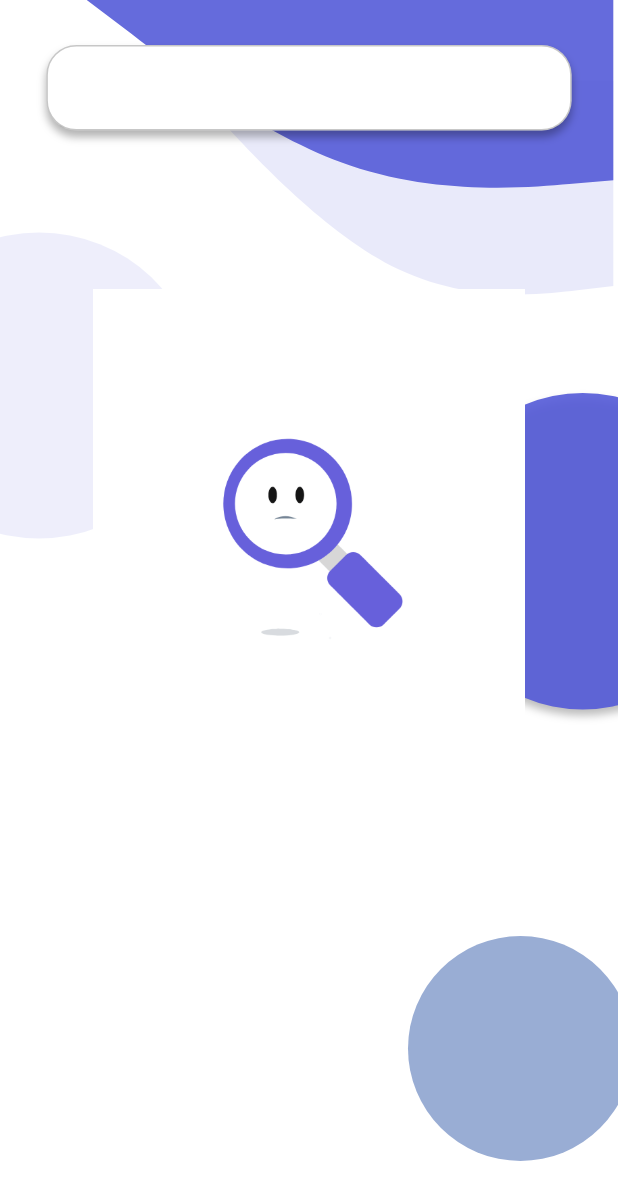
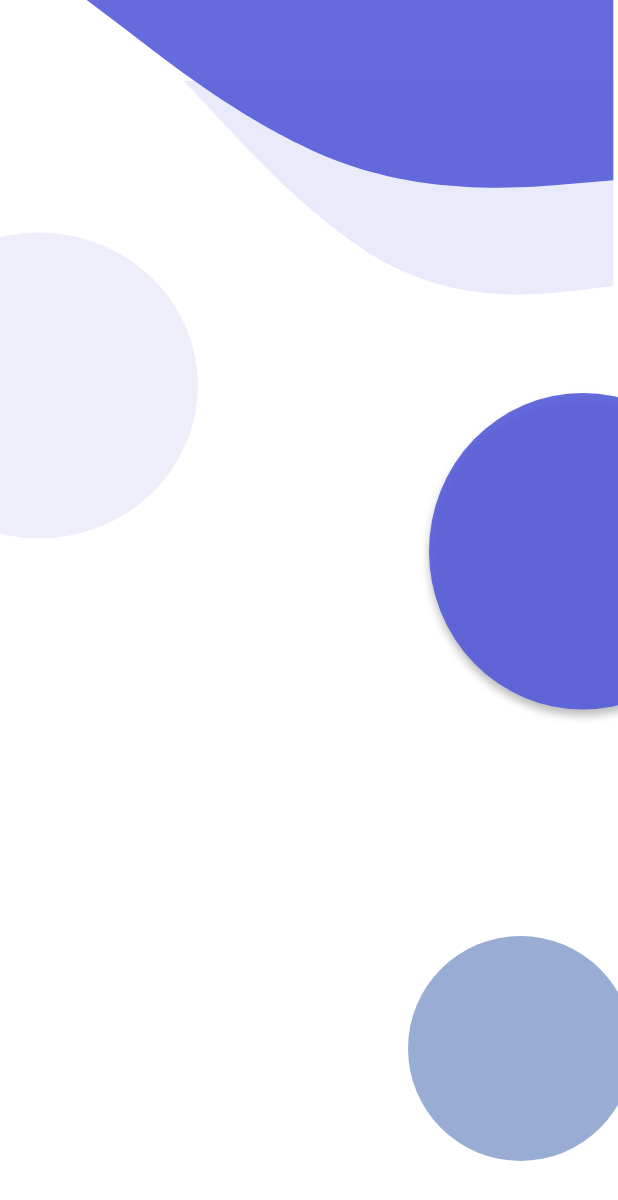
Before and after one commit to jyothir10/bibliotheca, a Flutter app: the SearchScreen screen opened directly, on a phone screen of 412 x 824 dp. Shown: the top 1200 px of the screen. Run offline on Flutter 3.47's test engine with Material 2 defaults, Android fonts, the light colour scheme and no system bars; our stand-ins replace firebase_auth, firebase_core, flutter_svg, modal_progress_hud_nsn; missing offline and left inert: blobs; accounts and stored records are empty.

Commit message:
Minor changes ...

```diff
--- a/lib/Components/BottomBar.dart
+++ b/lib/Components/BottomBar.dart
@@ -71,7 +71,7 @@ class _BottomBarState extends State<BottomBar> {
               'images/bottomnavigationbar/notification.svg',
               height: 23,
             ),
-            label: ' Cart',
+            label: 'Notifications',
             activeIcon: SvgPicture.asset(
               'images/bottomnavigationbar/notification1.svg',
               height: 23,
--- a/lib/Screens/DashBoardScreen.dart
+++ b/lib/Screens/DashBoardScreen.dart
@@ -1,5 +1,6 @@
 import 'package:bibliotheca/Components/Background.dart';
 import 'package:bibliotheca/Components/BottomBar.dart';
+import 'package:bibliotheca/Screens/SearchScreen.dart';
 import 'package:bibliotheca/Screens/contact_us_screen.dart';
 import 'package:firebase_auth/firebase_auth.dart';
 import 'package:flutter/material.dart';
@@ -72,7 +73,9 @@ class _DashBoardScreenState extends State<DashBoardScreen> {
                       DashBoardCard(
                         img: "images/dashboard/search.svg",
                         text: 'Search Books',
-                        onTap: () {},
+                        onTap: () {
+                          Navigator.pushNamed(context, SearchScreen.id);
+                        },
                       ),
                       DashBoardCard(
                         img: "images/dashboard/review.svg",
--- a/lib/Screens/SearchScreen.dart
+++ b/lib/Screens/SearchScreen.dart
@@ -17,45 +17,6 @@ class _SearchScreenState extends State<SearchScreen> {
         body: Stack(
           children: [
             Background(),
-            Positioned(
-              top: 30,
-              child: SafeArea(
-                child: Container(
-                  width: MediaQuery.of(context).size.width,
-                  child: Column(
-                    crossAxisAlignment: CrossAxisAlignment.center,
-                    children: [
-                      Container(
-                        height: 57,
-                        width: MediaQuery.of(context).size.width * .85,
-                        decoration: BoxDecoration(
-                          color: Colors.white,
-                          border: Border.all(
-                            color: Color(0x38000000),
-                            width: 1,
-                          ),
-                          borderRadius: BorderRadius.circular(20),
-                          boxShadow: [
-                            BoxShadow(
-                              color: Color(0x4c000000),
-                              offset: Offset(0, 4),
-                              blurRadius: 4,
-                              spreadRadius: 0,
-                            ),
-                          ],
-                        ),
-                      ),
-                      Container(
-                        color: Colors.transparent,
-                        height: 500,
-                        width: MediaQuery.of(context).size.width * .7,
-                        child: Image.asset("images/searching.gif"),
-                      ),
-                    ],
-                  ),
-                ),
-              ),
-            ),
           ],
         ));
   }
--- a/lib/main.dart
+++ b/lib/main.dart
@@ -3,6 +3,7 @@ import 'package:bibliotheca/Screens/LoginScreen.dart';
 import 'package:bibliotheca/Screens/OnboardingScreen.dart';
 import 'package:bibliotheca/Screens/RegistrationScreen.dart';
 import 'package:bibliotheca/Screens/RegistrationScreen2.dart';
+import 'package:bibliotheca/Screens/SearchScreen.dart';
 import 'package:bibliotheca/Screens/SplashScreen.dart';
 import 'package:bibliotheca/Screens/contact_us_screen.dart';
 import 'package:firebase_core/firebase_core.dart';
@@ -36,6 +37,7 @@ class MyApp extends StatelessWidget {
           RegistrationScreen2.id: (context) => RegistrationScreen2(),
           DashBoardScreen.id: (context) => DashBoardScreen(),
           ContactUs.id: (context) => ContactUs(),
+          SearchScreen.id: (context) => SearchScreen(),
         });
   }
 }
```
